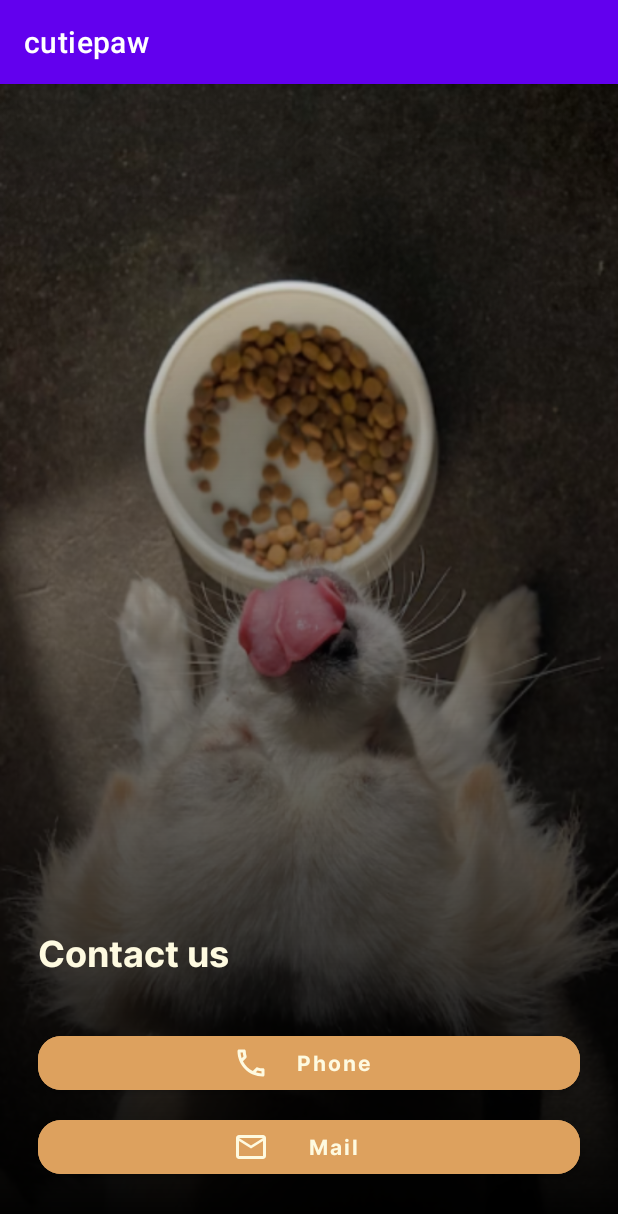
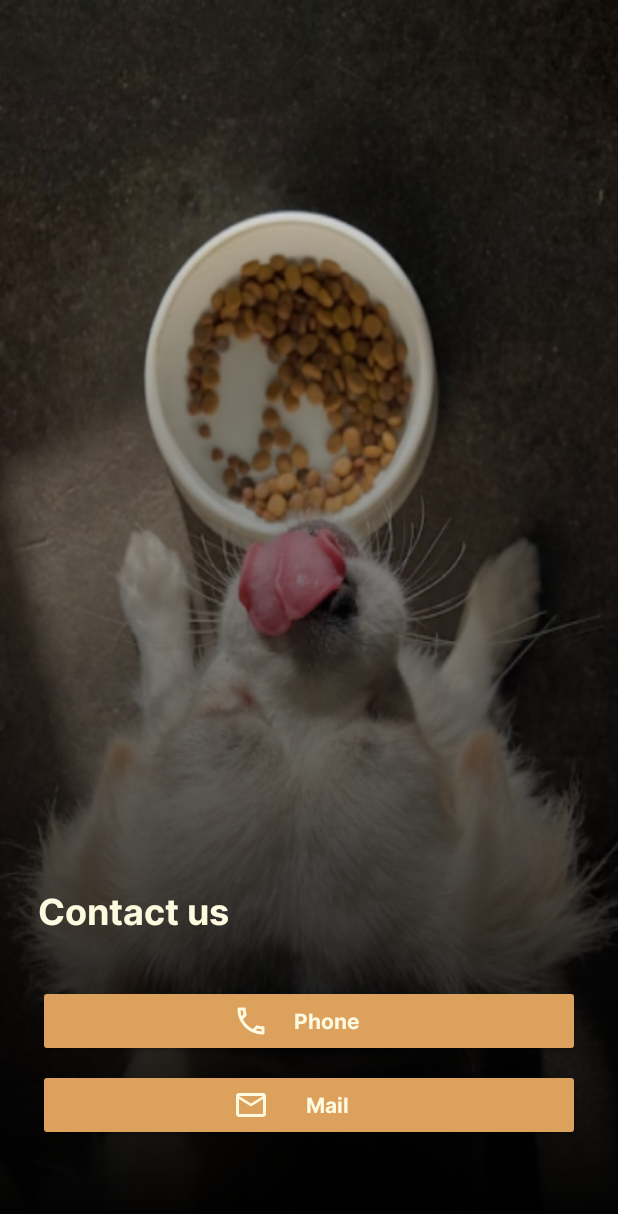
Before and after one commit to AlphaByte-RedTeam/cutiepaw, an Android app: the ContactActivity screen opened directly, with no data from a screen before it, on a phone screen of 412 x 824 dp. Shown: the top 1214 px of the screen. Run offline under Robolectric (Android 15) with nearby library versions, the phone set to English and light mode, and no system bars.

Commit message:
style: set theme to no action bar

```diff
--- a/app/src/main/res/values/themes.xml
+++ b/app/src/main/res/values/themes.xml
@@ -1,6 +1,6 @@
 <resources xmlns:tools="http://schemas.android.com/tools">
     <!-- Base application theme. -->
-    <style name="Theme.Cutiepaw" parent="Theme.MaterialComponents.DayNight.DarkActionBar">
+    <style name="Theme.Cutiepaw" parent="Theme.AppCompat.Light.NoActionBar">
         <!-- Primary brand color. -->
         <item name="colorPrimary">@color/purple_500</item>
         <item name="colorPrimaryVariant">@color/purple_700</item>
```
